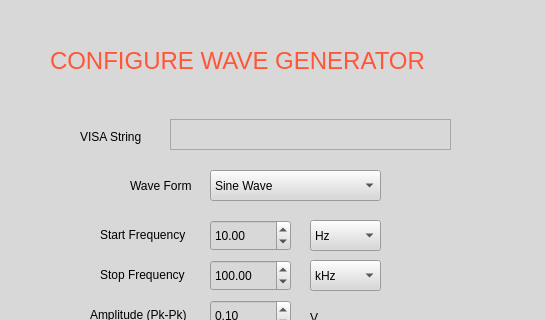
Before: the Qt Designer form BodeManagement/UIManagement/configureWaveGen.ui in scheinpablo/AutoBodeGenerator-TIVisa, drawn with Qt 5; both pictures show x 0 to 545 and y 0 to 320 of the 545 by 499 pixel window.
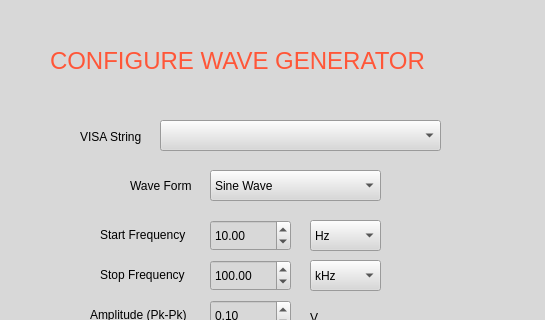
After: the same form once the commit is applied.

Diff of the .ui file:
```diff
--- a/BodeManagement/UIManagement/configureWaveGen.ui
+++ b/BodeManagement/UIManagement/configureWaveGen.ui
@@ -56,16 +56,6 @@
      <string>VISA String</string>
     </property>
    </widget>
-   <widget class="QTextEdit" name="visaStringWave">
-    <property name="geometry">
-     <rect>
-      <x>170</x>
-      <y>119</y>
-      <width>281</width>
-      <height>31</height>
-     </rect>
-    </property>
-   </widget>
    <widget class="QLabel" name="label_3">
     <property name="geometry">
      <rect>
@@ -299,6 +289,16 @@
      <string>BACK</string>
     </property>
    </widget>
+   <widget class="QComboBox" name="visaStringWave">
+    <property name="geometry">
+     <rect>
+      <x>160</x>
+      <y>120</y>
+      <width>281</width>
+      <height>31</height>
+     </rect>
+    </property>
+   </widget>
   </widget>
   <widget class="QStatusBar" name="statusbar"/>
  </widget>
```
